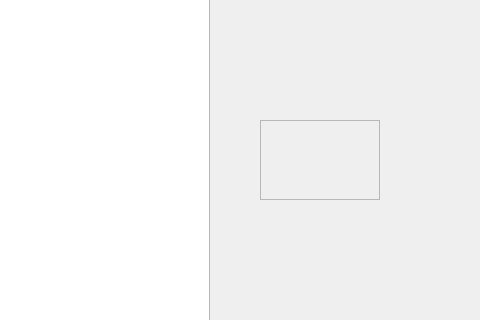
Before: the Qt Designer form ChatProgramSolution/ChatProgramProject/ChatProgramProject.ui in BobbyDMullinsIII/OS-MainlineProject2, drawn with Qt 5; both pictures show x 800 to 1280 and y 167 to 487 of the 1280 by 720 pixel window.
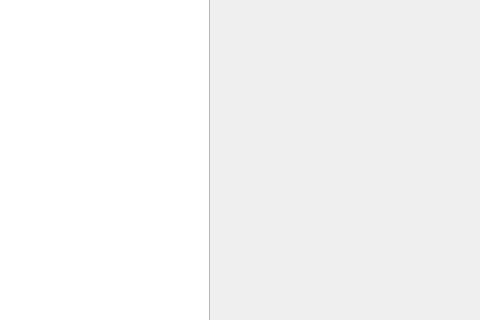
After: the same form once the commit is applied.

Commit message: Added more setup for project

Patch:
```diff
--- a/ChatProgramSolution/ChatProgramProject/ChatProgramProject.ui
+++ b/ChatProgramSolution/ChatProgramProject/ChatProgramProject.ui
@@ -27,29 +27,6 @@
      </rect>
     </property>
    </widget>
-   <widget class="QScrollArea" name="scrollArea">
-    <property name="geometry">
-     <rect>
-      <x>1060</x>
-      <y>270</y>
-      <width>120</width>
-      <height>80</height>
-     </rect>
-    </property>
-    <property name="widgetResizable">
-     <bool>true</bool>
-    </property>
-    <widget class="QWidget" name="scrollAreaWidgetContents_2">
-     <property name="geometry">
-      <rect>
-       <x>0</x>
-       <y>0</y>
-       <width>118</width>
-       <height>78</height>
-      </rect>
-     </property>
-    </widget>
-   </widget>
   </widget>
   <widget class="QMenuBar" name="menuBar">
    <property name="geometry">
```
The commit also changes 8 other files.
